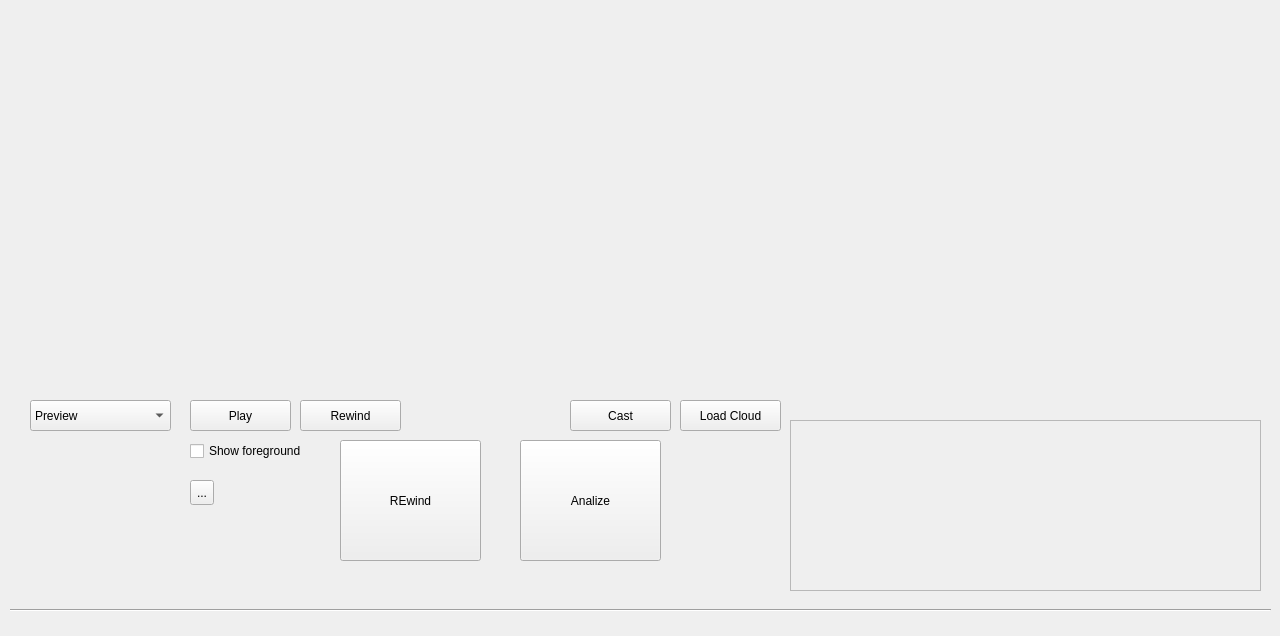
Old version of the form src/mainwindow.ui in the repository SkinnyDipping/3dTrajectory.
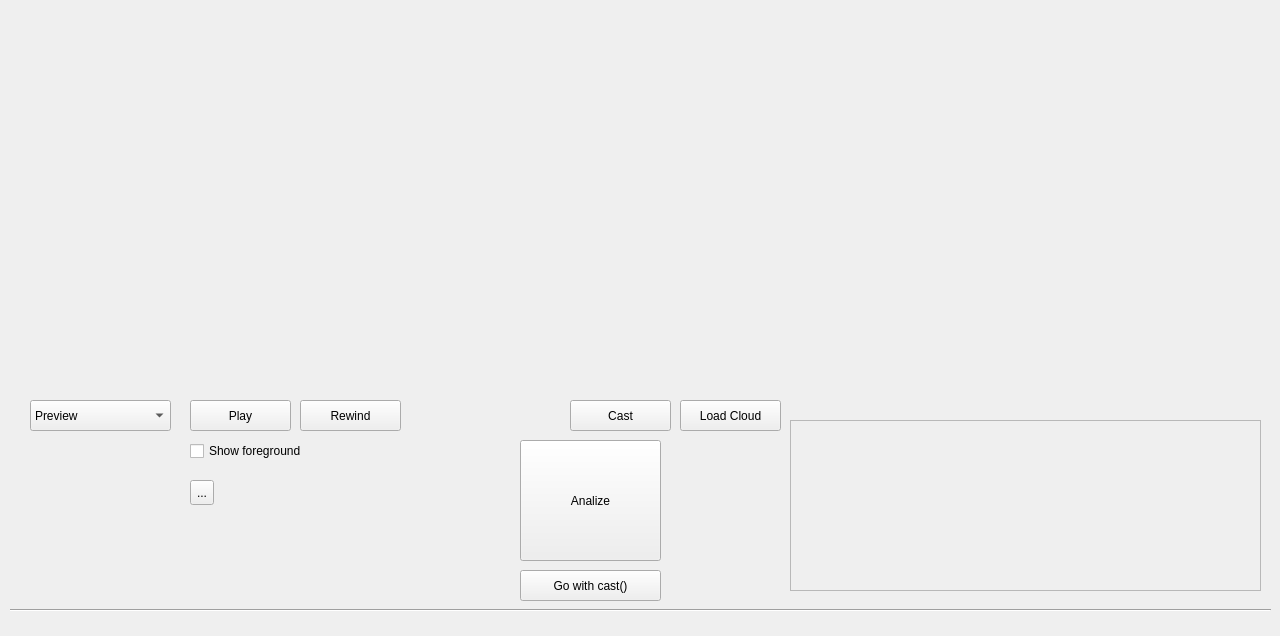
New version of the form.

What changed in the file:
```diff
--- a/src/mainwindow.ui
+++ b/src/mainwindow.ui
@@ -130,14 +130,14 @@
   <widget class="QPushButton" name="pushButton">
    <property name="geometry">
     <rect>
-     <x>340</x>
-     <y>440</y>
+     <x>520</x>
+     <y>570</y>
      <width>141</width>
-     <height>121</height>
+     <height>31</height>
     </rect>
    </property>
    <property name="text">
-    <string>REwind</string>
+    <string>Go with cast()</string>
    </property>
   </widget>
   <widget class="QPushButton" name="analyzeButton">
```
Left out of the diff: 4 changed lines with no effect on the pictures.
